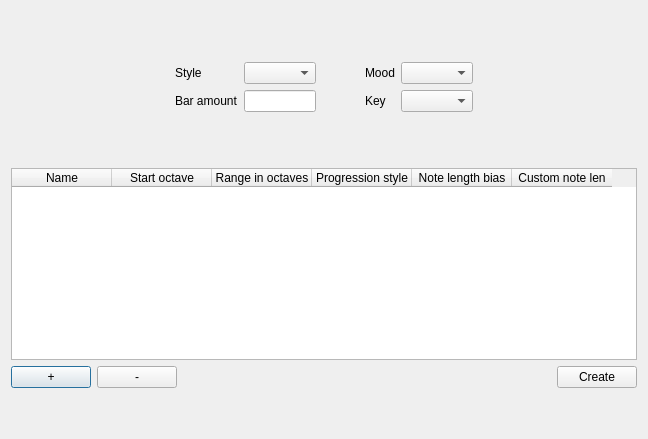
First picture: the form in App.ui, repository AlexeyPeov/SongGenGUI, before the edit.
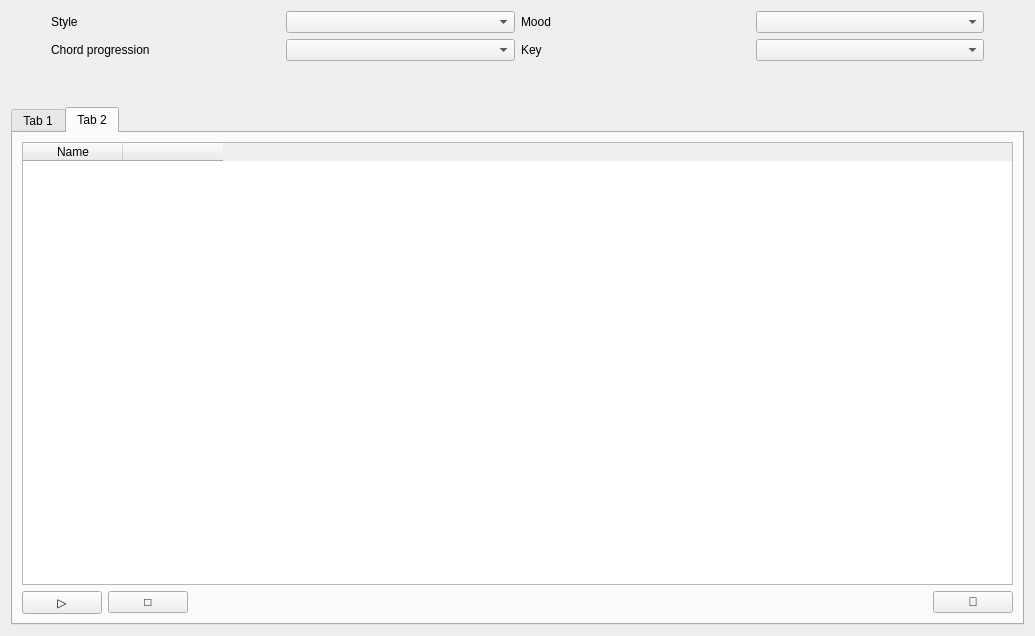
Second picture: the form after the edit.

Patch:
```diff
--- a/App.ui
+++ b/App.ui
@@ -6,63 +6,66 @@
    <rect>
     <x>0</x>
     <y>0</y>
-    <width>648</width>
-    <height>439</height>
+    <width>1035</width>
+    <height>636</height>
    </rect>
   </property>
   <property name="windowTitle">
    <string>App</string>
   </property>
   <layout class="QGridLayout" name="gridLayout_4">
-   <item row="1" column="0">
-    <layout class="QGridLayout" name="gridLayout_3">
-     <item row="1" column="4">
-      <spacer name="horizontalSpacer_7">
-       <property name="orientation">
-        <enum>Qt::Horizontal</enum>
-       </property>
-       <property name="sizeHint" stdset="0">
-        <size>
-         <width>240</width>
-         <height>20</height>
-        </size>
-       </property>
-      </spacer>
-     </item>
-     <item row="1" column="0">
+   <item row="0" column="0">
+    <layout class="QVBoxLayout" name="verticalLayout_4">
+     <item>
+      <layout class="QVBoxLayout" name="verticalLayout_3">
+       <item>
+        <layout class="QHBoxLayout" name="horizontalLayout_6">
+         <item>
       <spacer name="horizontalSpacer_3">
        <property name="orientation">
         <enum>Qt::Horizontal</enum>
        </property>
+           <property name="sizeType">
+            <enum>QSizePolicy::Preferred</enum>
+           </property>
        <property name="sizeHint" stdset="0">
         <size>
-         <width>240</width>
+             <width>40</width>
          <height>20</height>
         </size>
        </property>
       </spacer>
      </item>
-     <item row="2" column="2">
-      <spacer name="verticalSpacer">
-       <property name="orientation">
-        <enum>Qt::Vertical</enum>
-       </property>
-       <property name="sizeHint" stdset="0">
-        <size>
-         <width>20</width>
-         <height>40</height>
-        </size>
-       </property>
-      </spacer>
-     </item>
-     <item row="1" column="3">
+         <item>
+          <layout class="QHBoxLayout" name="horizontalLayout_5">
+           <item>
       <layout class="QGridLayout" name="gridLayout_2">
-       <item row="0" column="0">
-        <widget class="QLabel" name="moodLabel">
+             <item row="1" column="1">
+              <widget class="QLabel" name="barAmountLabel">
          <property name="text">
-          <string>Mood</string>
-         </property>
-        </widget>
+                <string>Chord progression</string>
+               </property>
+              </widget>
+             </item>
+             <item row="0" column="2">
+              <widget class="QComboBox" name="styleComboBox"/>
+             </item>
+             <item row="1" column="2">
+              <widget class="QComboBox" name="chordProgressionComboBox"/>
+             </item>
+             <item row="0" column="1">
+              <widget class="QLabel" name="styleLabel">
+               <property name="text">
+                <string>Style</string>
+               </property>
+              </widget>
+             </item>
+            </layout>
+           </item>
+           <item>
+            <layout class="QGridLayout" name="gridLayout_3">
+             <item row="1" column="1">
+              <widget class="QComboBox" name="keyComboBox"/>
        </item>
        <item row="0" column="1">
         <widget class="QComboBox" name="moodComboBox"/>
@@ -74,69 +77,106 @@
          </property>
         </widget>
        </item>
-       <item row="1" column="1">
-        <widget class="QComboBox" name="keyComboBox"/>
+             <item row="0" column="0">
+              <widget class="QLabel" name="moodLabel">
+               <property name="text">
+                <string>Mood</string>
+               </property>
+              </widget>
        </item>
       </layout>
      </item>
-     <item row="1" column="2">
-      <spacer name="horizontalSpacer_6">
+          </layout>
+         </item>
+         <item>
+          <spacer name="horizontalSpacer_5">
        <property name="orientation">
         <enum>Qt::Horizontal</enum>
        </property>
+           <property name="sizeType">
+            <enum>QSizePolicy::Preferred</enum>
+           </property>
        <property name="sizeHint" stdset="0">
         <size>
-         <width>120</width>
+             <width>40</width>
          <height>20</height>
         </size>
        </property>
       </spacer>
      </item>
-     <item row="1" column="1">
+        </layout>
+       </item>
+       <item>
+        <spacer name="verticalSpacer">
+         <property name="orientation">
+          <enum>Qt::Vertical</enum>
+         </property>
+         <property name="sizeType">
+          <enum>QSizePolicy::Preferred</enum>
+         </property>
+         <property name="sizeHint" stdset="0">
+          <size>
+           <width>20</width>
+           <height>40</height>
+          </size>
+         </property>
+        </spacer>
+       </item>
+      </layout>
+     </item>
+     <item>
+      <widget class="QTabWidget" name="tabWidget">
+       <property name="currentIndex">
+        <number>1</number>
+       </property>
+       <widget class="QWidget" name="tab1">
+        <property name="enabled">
+         <bool>true</bool>
+        </property>
+        <attribute name="title">
+         <string>Tab 1</string>
+        </attribute>
       <layout class="QGridLayout" name="gridLayout">
-       <item row="0" column="0">
-        <widget class="QLabel" name="styleLabel">
-         <property name="text">
-          <string>Style</string>
-         </property>
-        </widget>
-       </item>
-       <item row="0" column="1">
-        <widget class="QComboBox" name="styleComboBox"/>
-       </item>
        <item row="1" column="0">
-        <widget class="QLabel" name="barAmountLabel">
+          <layout class="QHBoxLayout" name="horizontalLayout">
+           <item>
+            <widget class="QPushButton" name="addRowButton">
          <property name="text">
-          <string>Bar amount</string>
+              <string>+</string>
          </property>
         </widget>
        </item>
-       <item row="1" column="1">
-        <widget class="QLineEdit" name="barAmountLineEdit"/>
-       </item>
-      </layout>
-     </item>
-     <item row="0" column="2">
-      <spacer name="verticalSpacer_2">
+           <item>
+            <widget class="QPushButton" name="removeRowButton">
+             <property name="text">
+              <string>-</string>
+             </property>
+            </widget>
+           </item>
+           <item>
+            <spacer name="horizontalSpacer_2">
        <property name="orientation">
-        <enum>Qt::Vertical</enum>
+              <enum>Qt::Horizontal</enum>
        </property>
        <property name="sizeHint" stdset="0">
         <size>
-         <width>20</width>
-         <height>40</height>
+               <width>40</width>
+               <height>20</height>
         </size>
        </property>
       </spacer>
      </item>
-    </layout>
-   </item>
-   <item row="2" column="0">
-    <layout class="QVBoxLayout" name="verticalLayout_3">
-     <item>
-      <layout class="QVBoxLayout" name="verticalLayout">
-       <item>
-        <widget class="QTableWidget" name="tableWidget">
+           <item>
+            <widget class="QPushButton" name="createButton">
+             <property name="text">
+              <string>Create</string>
+             </property>
+            </widget>
+           </item>
+          </layout>
+         </item>
+         <item row="0" column="0">
+          <widget class="QTableWidget" name="createTableWidget">
          <column>
           <property name="text">
            <string>Name</string>
@@ -175,60 +215,75 @@
            </font>
           </property>
          </column>
-        </widget>
-       </item>
+           <column>
+            <property name="text">
+             <string>Instrument</string>
+            </property>
+           </column>
+          </widget>
+         </item>
+        </layout>
+       </widget>
+       <widget class="QWidget" name="tab_2">
+        <attribute name="title">
+         <string>Tab 2</string>
+        </attribute>
+        <layout class="QGridLayout" name="gridLayout_5">
+         <item row="0" column="0">
+          <widget class="QTableWidget" name="timelineTableWidget">
+           <column>
+            <property name="text">
+             <string>Name</string>
+            </property>
+           </column>
+           <column>
+            <property name="text">
+             <string/>
+            </property>
+           </column>
+          </widget>
+         </item>
+         <item row="1" column="0">
+          <layout class="QHBoxLayout" name="horizontalLayout_2">
        <item>
-        <layout class="QHBoxLayout" name="horizontalLayout">
-         <item>
-          <widget class="QPushButton" name="addRowButton">
+            <widget class="QPushButton" name="playAllButton">
            <property name="text">
-            <string>+</string>
+              <string>▷</string>
            </property>
           </widget>
          </item>
          <item>
-          <widget class="QPushButton" name="removeRowButton">
+            <widget class="QPushButton" name="stopAllButton">
            <property name="text">
-            <string>-</string>
+              <string>□</string>
            </property>
           </widget>
          </item>
          <item>
-          <spacer name="horizontalSpacer_2">
+            <spacer name="horizontalSpacer_4">
            <property name="orientation">
             <enum>Qt::Horizontal</enum>
            </property>
            <property name="sizeHint" stdset="0">
             <size>
-             <width>478</width>
-             <height>18</height>
+               <width>78</width>
+               <height>22</height>
             </size>
            </property>
           </spacer>
          </item>
          <item>
-          <widget class="QPushButton" name="createButton">
+            <widget class="QPushButton" name="exportButton">
            <property name="text">
-            <string>Create</string>
+              <string>📁</string>
            </property>
           </widget>
          </item>
         </layout>
        </item>
       </layout>
-     </item>
-     <item>
-      <spacer name="verticalSpacer_3">
-       <property name="orientation">
-        <enum>Qt::Vertical</enum>
-       </property>
-       <property name="sizeHint" stdset="0">
-        <size>
-         <width>20</width>
-         <height>40</height>
-        </size>
-       </property>
-      </spacer>
+       </widget>
+      </widget>
      </item>
     </layout>
    </item>
```
Lines whose indentation alone changed are shown as unchanged.
